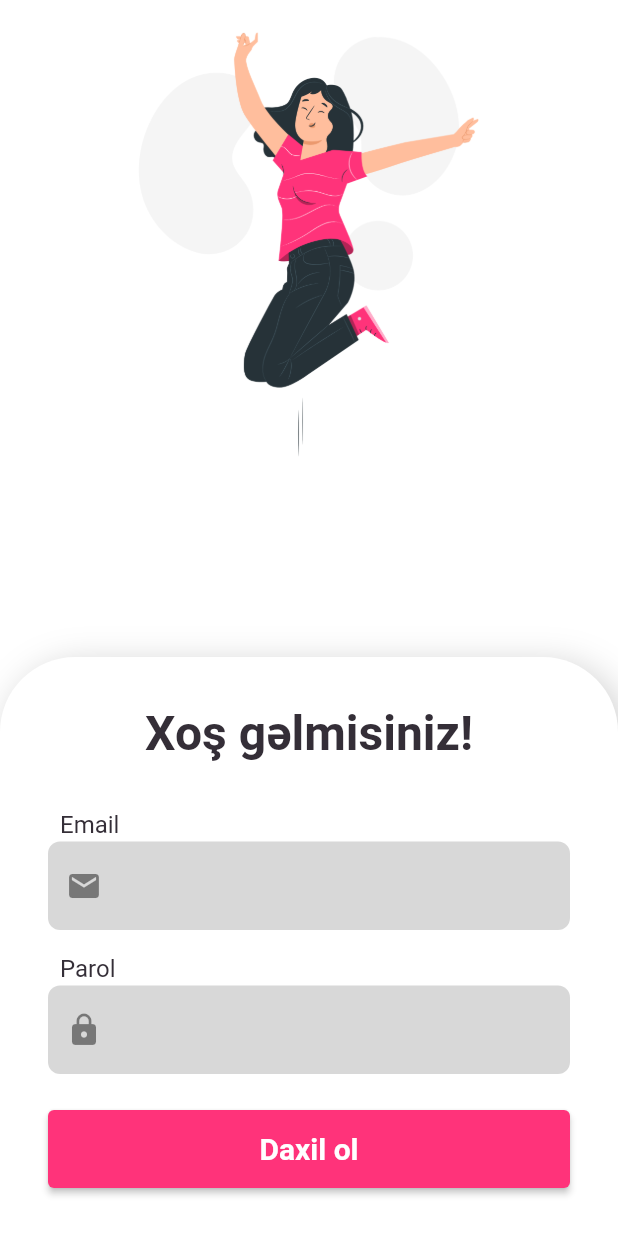
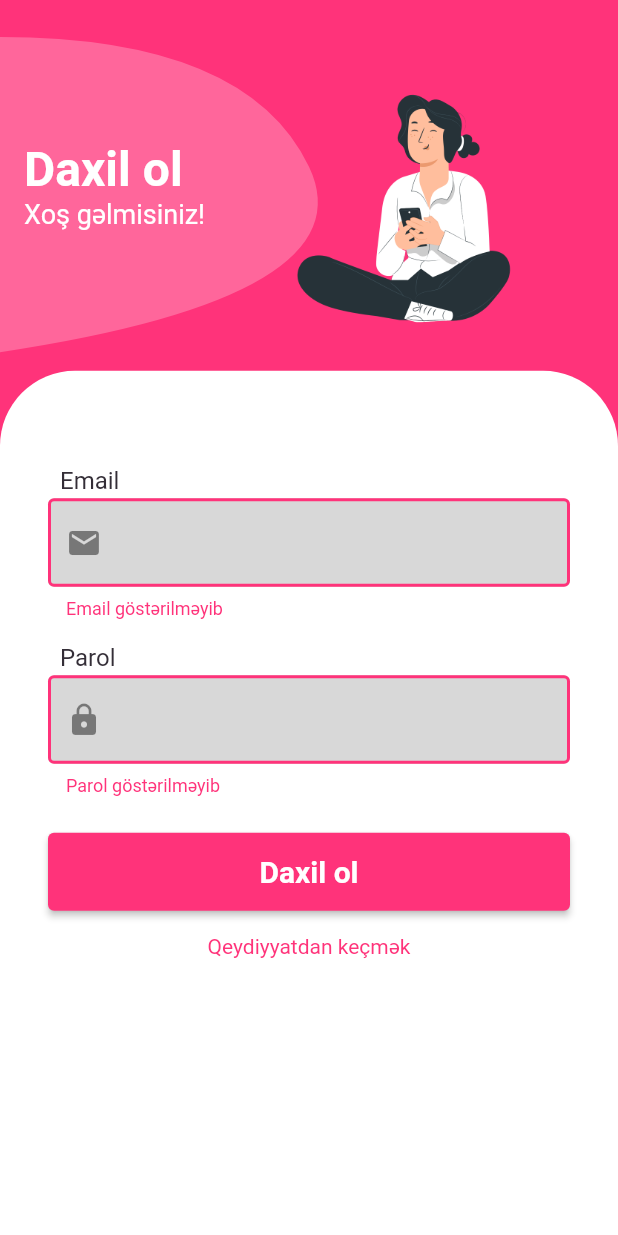
Before and after one commit to eviks/eviks-app, a Flutter app: the AuthScreen screen opened directly, after a tap on "Daxil ol", on a phone screen of 412 x 824 dp. Run offline on Flutter 3.47's test engine with Material 2 defaults, Android fonts, the phone set to English and light mode, and no system bars; our stand-ins replace carousel_slider, flutter_map, latlong2; generated files the repository leaves out were written again; network calls fail.

Commit message:
Register form

```diff
--- a/lib/constants.dart
+++ b/lib/constants.dart
@@ -14,3 +14,21 @@ const lightDangerColor = Color(0xFFFF4788);
 
 final currencyFormat =
     NumberFormat.currency(locale: 'az_AZ', symbol: '₼', decimalDigits: 0);
+
+Color darken(Color color, [double amount = .1]) {
+  assert(amount >= 0 && amount <= 1);
+
+  final hsl = HSLColor.fromColor(color);
+  final hslDark = hsl.withLightness((hsl.lightness - amount).clamp(0.0, 1.0));
+
+  return hslDark.toColor();
+}
+
+Color lighten(Color color, [double amount = .1]) {
+  assert(amount >= 0 && amount <= 1);
+
+  final hsl = HSLColor.fromColor(color);
+  final hslLight = hsl.withLightness((hsl.lightness + amount).clamp(0.0, 1.0));
+
+  return hslLight.toColor();
+}
--- a/lib/l10n/app_az.arb
+++ b/lib/l10n/app_az.arb
@@ -10,6 +10,17 @@
     "postLot": "Sot",
     "authEmail": "Email",
     "authPassword": "Parol",
-    "signInTitle": "Xoş gəlmisiniz!",
-    "loginButton": "Daxil ol"
+    "signInTitle": "Daxil ol",
+    "signInSubtitle": "Xoş gəlmisiniz!",
+    "loginButton": "Daxil ol",
+    "errorEmail": "Email göstərilməyib",
+    "errorPassword": "Parol göstərilməyib",
+    "createAccount": "Qeydiyyatdan keçmək",
+    "errorRequiredField": "Bu sahə boş ola bilməz",
+    "authUsername": "Nik",
+    "authDisplayName": "Adı",
+    "registerButton": "Qeydiyyatdan keç",
+    "signUpTitle": "Qeydiyyat",
+    "signUpSubtitle": "Gəlin tanış olaq!",
+    "login": "Daxil olmaq"
 }
--- a/lib/providers/posts.dart
+++ b/lib/providers/posts.dart
@@ -7,8 +7,9 @@ import './post.dart';
 
 class Posts with ChangeNotifier {
   List<Post> _posts;
+  String authToken;
 
-  Posts(this._posts);
+  Posts(this.authToken, this._posts);
 
   List<Post> get posts {
     return [..._posts];
--- a/lib/screens/auth_screen.dart
+++ /dev/null
@@ -1,105 +0,0 @@
-import 'package:flutter/material.dart';
-import 'package:flutter_gen/gen_l10n/app_localizations.dart';
-
-import '../widgets/sized_config.dart';
-import '../widgets/styled_input.dart';
-
-class AuthScreen extends StatefulWidget {
-  const AuthScreen({Key? key}) : super(key: key);
-
-  @override
-  _AuthScreenState createState() => _AuthScreenState();
-}
-
-class _AuthScreenState extends State<AuthScreen> {
-  final _formKey = GlobalKey<FormState>();
-
-  @override
-  Widget build(BuildContext context) {
-    SizeConfig().init(context);
-    return Scaffold(
-      body: SizedBox(
-        width: double.infinity,
-        height: SizeConfig.blockSizeVertical * 100.0,
-        child: Stack(
-          children: [
-            Image.asset(
-              "assets/img/illustrations/auth.png",
-              width: double.infinity,
-              height: SizeConfig.blockSizeVertical * 40.0,
-            ),
-            Align(
-              alignment: Alignment.bottomCenter,
-              child: SingleChildScrollView(
-                child: Container(
-                  decoration: BoxDecoration(
-                    color: Theme.of(context).backgroundColor,
-                    boxShadow: [
-                      BoxShadow(
-                        color: Colors.grey.withOpacity(.5),
-                        blurRadius: 20.0,
-                        offset: const Offset(
-                          5.0,
-                          5.0,
-                        ),
-                      ),
-                    ],
-                    borderRadius: const BorderRadius.only(
-                        topLeft: Radius.circular(50.0),
-                        topRight: Radius.circular(50.0)),
-                  ),
-                  child: Column(
-                    children: [
-                      Padding(
-                        padding: const EdgeInsets.all(32.0),
-                        child: Form(
-                          key: _formKey,
-                          child: Column(
-                            children: [
-                              Text(
-                                AppLocalizations.of(context)!.signInTitle,
-                                style: const TextStyle(
-                                    fontSize: 32.0,
-                                    fontWeight: FontWeight.bold),
-                              ),
-                              const SizedBox(
-                                height: 32.0,
-                              ),
-                              StyledInput(
-                                icon: Icons.email,
-                                title: AppLocalizations.of(context)!.authEmail,
-                              ),
-                              StyledInput(
-                                icon: Icons.lock,
-                                title:
-                                    AppLocalizations.of(context)!.authPassword,
-                              ),
-                              Container(
-                                padding: const EdgeInsets.only(top: 8.0),
-                                width: double.infinity,
-                                height: 60.0,
-                                child: ElevatedButton(
-                                  onPressed: () {},
-                                  child: Text(
-                                    AppLocalizations.of(context)!.loginButton,
-                                    style: const TextStyle(
-                                        fontSize: 20.0,
-                                        fontWeight: FontWeight.bold),
-                                  ),
-                                ),
-                              )
-                            ],
-                          ),
-                        ),
-                      ),
-                    ],
-                  ),
-                ),
-              ),
-            )
-          ],
-        ),
-      ),
-    );
-  }
-}
--- /dev/null
+++ b/lib/screens/auth_screen/auth_screen.dart
@@ -0,0 +1,121 @@
+import 'package:flutter/material.dart';
+import 'package:flutter_gen/gen_l10n/app_localizations.dart';
+
+import '../../providers/auth.dart';
+import '../../widgets/sized_config.dart';
+import './background.dart';
+import './login_form.dart';
+import './register_form.dart';
+
+class AuthScreen extends StatefulWidget {
+  const AuthScreen({Key? key}) : super(key: key);
+
+  @override
+  _AuthScreenState createState() => _AuthScreenState();
+}
+
+class _AuthScreenState extends State<AuthScreen> {
+  AuthMode _authMode = AuthMode.login;
+
+  void switchAuthMode(AuthMode mode) {
+    setState(() {
+      _authMode = mode;
+    });
+  }
+
+  @override
+  Widget build(BuildContext context) {
+    SizeConfig().init(context);
+    return Scaffold(
+      body: SingleChildScrollView(
+        child: Container(
+          color: Theme.of(context).primaryColor,
+          width: double.infinity,
+          // constraints:
+          //     BoxConstraints(minHeight: SizeConfig.blockSizeVertical * 84.0),
+          child: Column(
+            children: [
+              CustomPaint(
+                painter: Background(Theme.of(context).primaryColor),
+                child: SizedBox(
+                  width: double.infinity,
+                  height: SizeConfig.blockSizeVertical * 30.0,
+                  child: Stack(
+                    children: [
+                      Padding(
+                        padding: const EdgeInsets.all(16.0),
+                        child: Column(
+                          mainAxisAlignment: MainAxisAlignment.center,
+                          crossAxisAlignment: CrossAxisAlignment.start,
+                          children: [
+                            Text(
+                              _authMode == AuthMode.login
+                                  ? AppLocalizations.of(context)!.signInTitle
+                                  : AppLocalizations.of(context)!.signUpTitle,
+                              style: TextStyle(
+                                color: Theme.of(context).backgroundColor,
+                                fontSize: 32.0,
+                                fontWeight: FontWeight.bold,
+                              ),
+                            ),
+                            Text(
+                              _authMode == AuthMode.login
+                                  ? AppLocalizations.of(context)!.signInSubtitle
+                                  : AppLocalizations.of(context)!
+                                      .signUpSubtitle,
+                              style: TextStyle(
+                                color: Theme.of(context).backgroundColor,
+                                fontSize: 18.0,
+                              ),
+                            ),
+                          ],
+                        ),
+                      ),
+                      Row(
+                        mainAxisAlignment: MainAxisAlignment.end,
+                        children: [
+                          Image.asset(
+                            "assets/img/illustrations/auth.png",
+                          ),
+                        ],
+                      )
+                    ],
+                  ),
+                ),
+              ),
+              Align(
+                alignment: Alignment.bottomCenter,
+                child: Container(
+                  constraints: BoxConstraints(
+                      minHeight: SizeConfig.blockSizeVertical * 70.0),
+                  decoration: BoxDecoration(
+                    color: Theme.of(context).backgroundColor,
+                    borderRadius: const BorderRadius.only(
+                        topLeft: Radius.circular(
+                          50.0,
+                        ),
+                        topRight: Radius.circular(
+                          50.0,
+                        )),
+                  ),
+                  child: Column(
+                    children: [
+                      Padding(
+                        padding: const EdgeInsets.all(
+                          32.0,
+                        ),
+                        child: _authMode == AuthMode.login
+                            ? LoginForm(switchAuthMode)
+                            : RegisterForm(switchAuthMode),
+                      ),
+                    ],
+                  ),
+                ),
+              ),
+            ],
+          ),
+        ),
+      ),
+    );
+  }
+}
--- /dev/null
+++ b/lib/screens/auth_screen/background.dart
@@ -0,0 +1,38 @@
+import 'package:flutter/material.dart';
+
+import '../../constants.dart';
+
+class Background extends CustomPainter {
+  final Color color;
+
+  Background(this.color);
+
+  @override
+  void paint(Canvas canvas, Size size) {
+    final height = size.height;
+    final width = size.width;
+    final Paint paint = Paint();
+
+    final Path mainBackground = Path();
+    mainBackground.addRect(Rect.fromLTRB(0, 0, width, height));
+    paint.color = color;
+    canvas.drawPath(mainBackground, paint);
+
+    final Path ovalPath = Path();
+    ovalPath.moveTo(0, height * 0.1);
+    ovalPath.quadraticBezierTo(
+        width * 0.4, height * 0.1, width * 0.5, height * 0.45);
+
+    ovalPath.quadraticBezierTo(width * 0.6, height * 0.8, 0, height * 0.95);
+
+    ovalPath.close();
+
+    paint.color = lighten(color);
+    canvas.drawPath(ovalPath, paint);
+  }
+
+  @override
+  bool shouldRepaint(covariant CustomPainter oldDelegate) {
+    return oldDelegate != this;
+  }
+}
--- /dev/null
+++ b/lib/screens/auth_screen/login_form.dart
@@ -0,0 +1,120 @@
+import 'package:flutter/material.dart';
+import 'package:flutter_gen/gen_l10n/app_localizations.dart';
+import 'package:provider/provider.dart';
+
+import '../../providers/auth.dart';
+import '../../widgets/styled_input.dart';
+
+class LoginForm extends StatefulWidget {
+  final Function switchAuthMode;
+
+  const LoginForm(this.switchAuthMode);
+
+  @override
+  _LoginFormState createState() => _LoginFormState();
+}
+
+class _LoginFormState extends State<LoginForm> {
+  final _formKey = GlobalKey<FormState>();
+  final _passwordController = TextEditingController();
+  var _isLoading = false;
+  final Map<String, String> _authData = {
+    'email': '',
+    'password': '',
+  };
+
+  void _login() async {
+    if (_formKey.currentState == null) {
+      return;
+    }
+
+    if (!_formKey.currentState!.validate()) {
+      return;
+    }
+
+    setState(() {
+      _isLoading = true;
+    });
+
+    _formKey.currentState!.save();
+
+    await Provider.of<Auth>(context, listen: false)
+        .login(_authData['email']!, _authData['password']!);
+
+    setState(() {
+      _isLoading = false;
+    });
+  }
+
+  @override
+  Widget build(BuildContext context) {
+    return Form(
+      key: _formKey,
+      child: Column(
+        children: [
+          const SizedBox(
+            height: 32.0,
+          ),
+          StyledInput(
+            icon: Icons.email,
+            title: AppLocalizations.of(context)!.authEmail,
+            keyboardType: TextInputType.emailAddress,
+            validator: (value) {
+              if (value == null || value.isEmpty) {
+                return AppLocalizations.of(context)!.errorEmail;
+              }
+            },
+            onSaved: (value) {
+              _authData['email'] = value ?? '';
+            },
+          ),
+          StyledInput(
+            icon: Icons.lock,
+            title: AppLocalizations.of(context)!.authPassword,
+            obscureText: true,
+            controller: _passwordController,
+            validator: (value) {
+              if (value == null || value.isEmpty) {
+                return AppLocalizations.of(context)!.errorPassword;
+              }
+            },
+            onSaved: (value) {
+              _authData['password'] = value ?? '';
+            },
+          ),
+          Container(
+            padding: const EdgeInsets.only(
+              top: 8.0,
+            ),
+            width: double.infinity,
+            height: 60.0,
+            child: ElevatedButton(
+              onPressed: _login,
+              child: _isLoading
+                  ? SizedBox(
+                      width: 24.0,
+                      height: 24.0,
+                      child: CircularProgressIndicator(
+                        color: Theme.of(context).backgroundColor,
+                      ),
+                    )
+                  : Text(
+                      AppLocalizations.of(context)!.loginButton,
+                      style: const TextStyle(
+                        fontSize: 20.0,
+                        fontWeight: FontWeight.bold,
+                      ),
+                    ),
+            ),
+          ),
+          TextButton(
+            onPressed: () {
+              widget.switchAuthMode(AuthMode.register);
+            },
+            child: Text(AppLocalizations.of(context)!.createAccount),
+          )
+        ],
+      ),
+    );
+  }
+}
--- a/lib/screens/tabs_screen.dart
+++ b/lib/screens/tabs_screen.dart
@@ -2,7 +2,7 @@ import 'package:eviks_mobile/icons.dart';
 import 'package:flutter/material.dart';
 import 'package:flutter_gen/gen_l10n/app_localizations.dart';
 
-import 'auth_screen.dart';
+import './auth_screen/auth_screen.dart';
 import './posts_screen.dart';
 
 class TabsScreen extends StatefulWidget {
--- a/lib/widgets/carousel.dart
+++ b/lib/widgets/carousel.dart
@@ -1,8 +1,6 @@
 import 'package:flutter/material.dart';
 
 import 'package:carousel_slider/carousel_slider.dart';
-
-import './sized_config.dart';
 
 class Carousel extends StatefulWidget {
   const Carousel({
--- a/lib/widgets/post_item.dart
+++ b/lib/widgets/post_item.dart
@@ -69,6 +69,8 @@ class PostItem extends StatelessWidget {
                     style: ElevatedButton.styleFrom(
                       shape: const CircleBorder(),
                       fixedSize: const Size.fromRadius(25.0),
+                      primary: Theme.of(context).backgroundColor,
+                      onPrimary: Theme.of(context).dividerColor,
                     ),
                     child: const Icon(CustomIcons.heart),
                   ),
--- a/lib/widgets/styled_input.dart
+++ b/lib/widgets/styled_input.dart
@@ -3,11 +3,21 @@ import 'package:flutter/material.dart';
 class StyledInput extends StatefulWidget {
   final IconData icon;
   final String title;
+  final bool obscureText;
+  final TextInputType? keyboardType;
+  final TextEditingController? controller;
+  final String? Function(String?)? validator;
+  final Function(String?)? onSaved;
 
   const StyledInput({
     Key? key,
     required this.icon,
     required this.title,
+    this.obscureText = false,
+    this.keyboardType,
+    this.controller,
+    this.validator,
+    this.onSaved,
   }) : super(key: key);
 
   @override
@@ -53,11 +63,15 @@ class _StyledInputState extends State<StyledInput> {
           ),
           TextFormField(
             focusNode: _focus,
-            obscureText: true,
+            obscureText: widget.obscureText,
+            keyboardType: widget.keyboardType,
+            controller: widget.controller,
             decoration: InputDecoration(
               prefixIcon: Icon(widget.icon),
               filled: _filled,
             ),
+            validator: widget.validator,
+            onSaved: widget.onSaved,
           ),
         ],
       ),
```
Also changed, not shown: lib/l10n/app_ru.arb (+13 -2 lines), lib/main.dart (+6 -1 lines), lib/providers/auth.dart (added, +41 -0 lines), lib/screens/auth_screen/register_form.dart (added, +148 -0 lines), lib/theme.dart (+12 -0 lines), assets/img/illustrations/auth.png.
